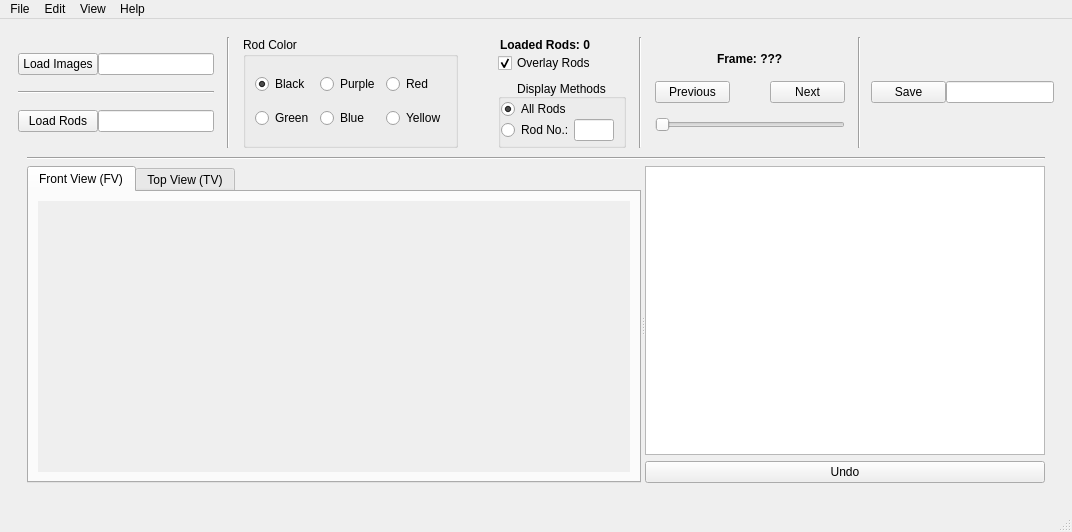
First picture: the form in Python/ui/mainwindow_layout.ui, repository ANP-Granular/ParticleTracking, before the edit.
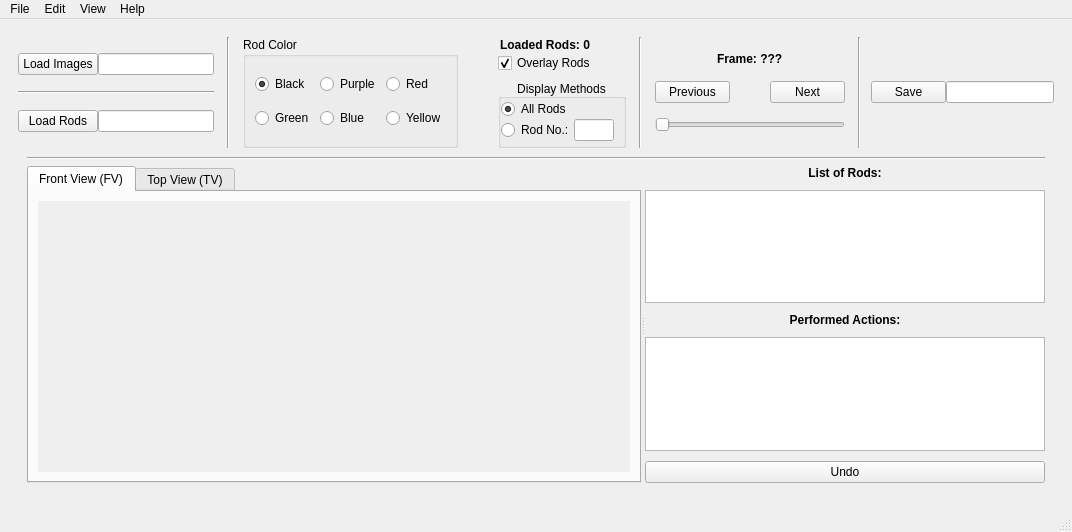
Second picture: the form after the edit. Icons and pictures are not drawn. Custom widgets are drawn as their Qt base class.

Commit message: Added QListWidget for a list of rods

Diff of the .ui file:
```diff
--- a/Python/ui/mainwindow_layout.ui
+++ b/Python/ui/mainwindow_layout.ui
@@ -38,8 +38,8 @@
         <rect>
          <x>0</x>
          <y>0</y>
-         <width>1054</width>
-         <height>473</height>
+         <width>1088</width>
+         <height>458</height>
         </rect>
        </property>
        <layout class="QVBoxLayout" name="verticalLayout">
@@ -795,10 +795,62 @@
               </widget>
              </widget>
              <widget class="QWidget" name="verticalLayoutWidget">
-              <layout class="QVBoxLayout" name="undo_layout" stretch="0,0">
+              <layout class="QVBoxLayout" name="undo_layout" stretch="0,0,0,0,0">
+               <property name="spacing">
+                <number>10</number>
+               </property>
                <property name="sizeConstraint">
                 <enum>QLayout::SetMaximumSize</enum>
                </property>
+               <item>
+                <widget class="QLabel" name="lbl_rodslist">
+                 <property name="font">
+                  <font>
+                   <pointsize>9</pointsize>
+                   <weight>75</weight>
+                   <bold>true</bold>
+                  </font>
+                 </property>
+                 <property name="styleSheet">
+                  <string notr="true">background-color: transparent;font-weight: bold;</string>
+                 </property>
+                 <property name="text">
+                  <string>List of Rods:</string>
+                 </property>
+                 <property name="alignment">
+                  <set>Qt::AlignCenter</set>
+                 </property>
+                </widget>
+               </item>
+               <item>
+                <widget class="QListWidget" name="lv_rods">
+                 <property name="sizePolicy">
+                  <sizepolicy hsizetype="Maximum" vsizetype="Expanding">
+                   <horstretch>0</horstretch>
+                   <verstretch>0</verstretch>
+                  </sizepolicy>
+                 </property>
+                 <property name="maximumSize">
+                  <size>
+                   <width>400</width>
+                   <height>16777215</height>
+                  </size>
+                 </property>
+                </widget>
+               </item>
+               <item>
+                <widget class="QLabel" name="lbl_actions_list">
+                 <property name="styleSheet">
+                  <string notr="true">background-color: transparent;font-weight: bold;</string>
+                 </property>
+                 <property name="text">
+                  <string>Performed Actions:</string>
+                 </property>
+                 <property name="alignment">
+                  <set>Qt::AlignCenter</set>
+                 </property>
+                </widget>
+               </item>
                <item>
                 <widget class="LoggerWidget" name="lv_actions_list">
                  <property name="sizePolicy">
```
Left out of the diff: 10 changed lines with no effect on the pictures. The commit also changes 1 other file.
